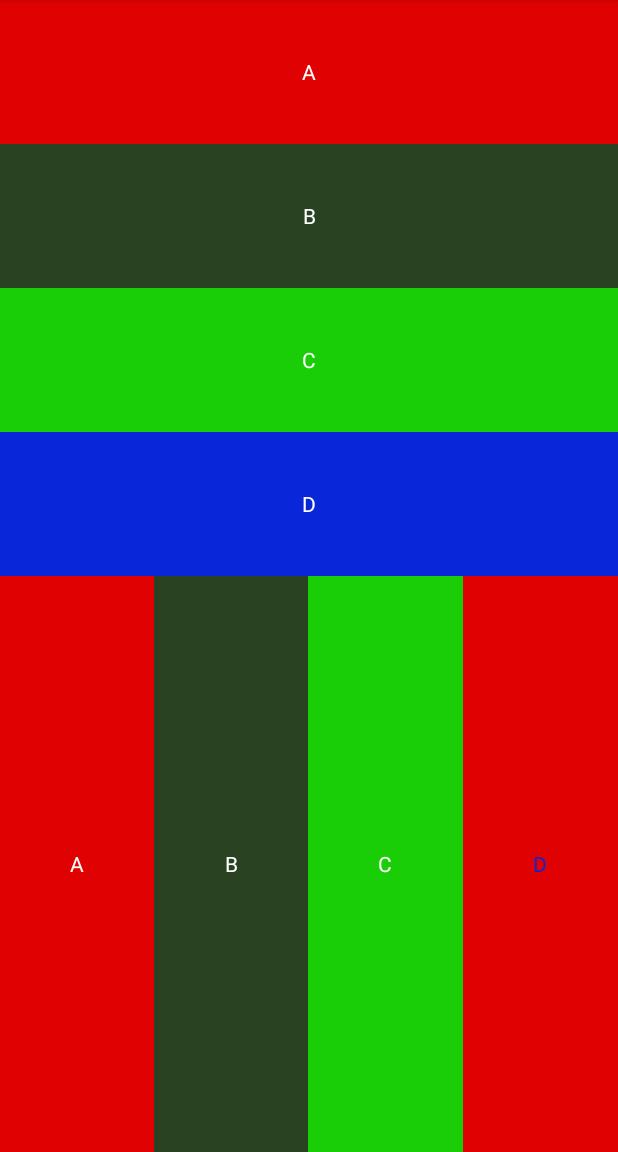
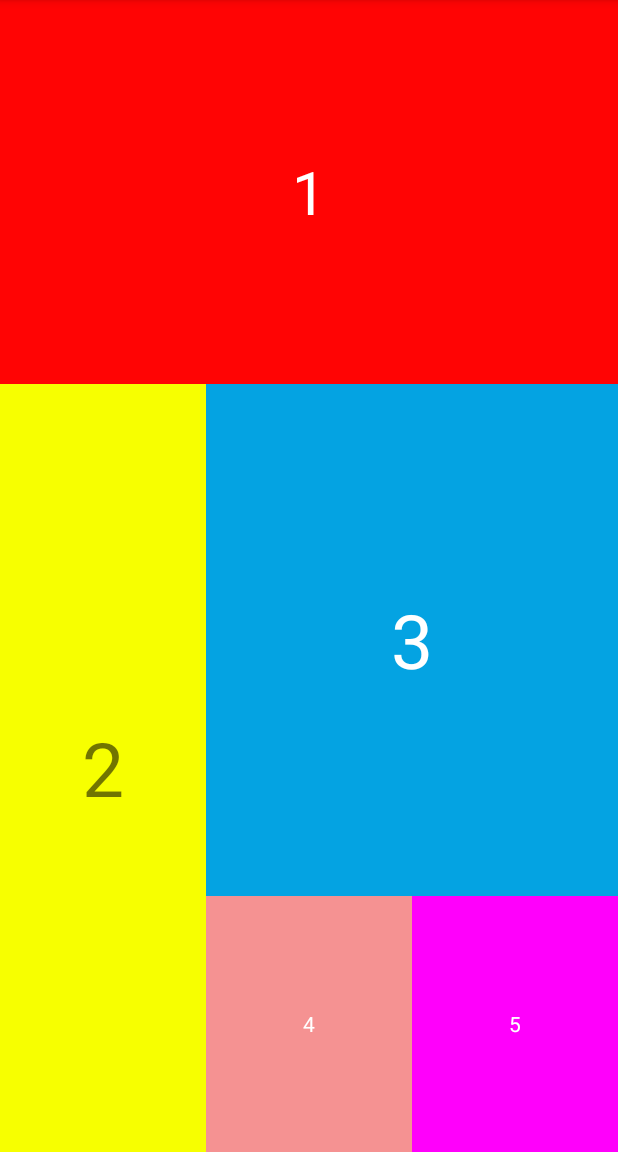
Before and after one commit to thang0918056106/BaitapLineraLayout, an Android app: the screen it shows after launch (MainActivity), on a phone screen of 412 x 824 dp, the part 84-1236 px from its top. Run offline under Robolectric (Android 15) with nearby library versions, the phone set to English and light mode, and no system bars.

Commit message:
bai tap 2

```diff
--- a/app/src/main/res/layout/activity_main.xml
+++ b/app/src/main/res/layout/activity_main.xml
@@ -9,91 +9,76 @@
     <LinearLayout
         android:layout_width="match_parent"
         android:layout_height="match_parent"
-        android:orientation="vertical">
+        android:orientation="vertical"
+        android:weightSum="3">
 
+        <TextView
+            android:layout_weight="1"
+            android:text="1"
+            android:textSize="40sp"
+            android:gravity="center"
+            android:textColor="#FFFF"
+            android:background="#FF0404"
+            android:layout_width="match_parent"
+            android:layout_height="0dp"/>
         <LinearLayout
+            android:layout_weight="2"
+            android:weightSum="3"
             android:layout_width="match_parent"
-            android:layout_height="match_parent"
-            android:orientation="vertical"
-            android:layout_weight="1">
+            android:layout_height="0dp"
+            android:orientation="horizontal">
 
             <TextView
-                android:layout_width="match_parent"
-                android:layout_height="0dp"
                 android:layout_weight="1"
-                android:background="#E00202"
-                android:gravity="center"
-                android:text="A"
-                android:textColor="#FFFF" />
+                android:layout_width="0dp"
+                android:layout_height="match_parent"
+                android:text="2"
+                android:background="#F7FF00"
+                android:textSize="50sp"
+                android:gravity="center"/>
 
-            <TextView
-                android:layout_width="match_parent"
-                android:layout_height="0dp"
-                android:layout_weight="1"
-                android:background="#284222"
-                android:gravity="center"
-                android:text="B"
-                android:textColor="#FFFF" />
+            <LinearLayout
+                android:layout_weight="2"
+                android:layout_width="0dp"
+                android:layout_height="match_parent"
+                android:orientation="vertical"
+                android:weightSum="3">
 
-            <TextView
-                android:layout_width="match_parent"
-                android:layout_height="0dp"
-                android:layout_weight="1"
-                android:background="#19CE06"
-                android:gravity="center"
-                android:text="C"
-                android:textColor="#FFFF" />
+                <TextView
+                    android:layout_weight="2"
+                    android:layout_width="match_parent"
+                    android:layout_height="0dp"
+                    android:text="3"
+                    android:textColor="#FFFF"
+                    android:gravity="center"
+                    android:textSize="50sp"
+                    android:background="#04A3E2"/>
+                <LinearLayout
+                    android:layout_width="match_parent"
+                    android:layout_height="0dp"
+                    android:orientation="horizontal"
+                    android:layout_weight="1">
 
-            <TextView
-                android:layout_width="match_parent"
-                android:layout_height="0dp"
-                android:layout_weight="1"
-                android:background="#0926D8"
-                android:gravity="center"
-                android:text="D"
-                android:textColor="#FFFF" />
-
+                    <TextView
+                        android:layout_width="0dp"
+                        android:layout_height="match_parent"
+                        android:layout_weight="1"
+                        android:text="4"
+                        android:gravity="center"
+                        android:textColor="#FFFF"
+                        android:background="#F59292"/>
+                    <TextView
+                        android:layout_weight="1"
+                        android:layout_width="0dp"
+                        android:layout_height="match_parent"
+                        android:text="5"
+                        android:gravity="center"
+                        android:textColor="#FFFF"
+                        android:background="#FF00FB"/>
+                </LinearLayout>
+            </LinearLayout>
         </LinearLayout>
 
-        <LinearLayout
-            android:layout_width="match_parent"
-            android:layout_height="match_parent"
-            android:orientation="horizontal"
-            android:layout_weight="1">
-            <TextView
-                android:layout_width="0dp"
-                android:layout_height="match_parent"
-                android:layout_weight="1"
-                android:background="#E00202"
-                android:gravity="center"
-                android:text="A"
-                android:textColor="#FFFF" />
-            <TextView
-                android:layout_width="0dp"
-                android:layout_height="match_parent"
-                android:layout_weight="1"
-                android:background="#284222"
-                android:gravity="center"
-                android:text="B"
-                android:textColor="#FFFF" />
-            <TextView
-                android:layout_width="0dp"
-                android:layout_height="match_parent"
-                android:layout_weight="1"
-                android:background="#19CE06"
-                android:gravity="center"
-                android:text="C"
-                android:textColor="#FFFF" />
-            <TextView
-                android:layout_width="0dp"
-                android:layout_height="match_parent"
-                android:layout_weight="1"
-                android:background="#E00202"
-                android:gravity="center"
-                android:text="D"
-                android:textColor="#0926D8" />
-
-        </LinearLayout>
 
 
     </LinearLayout>
```
